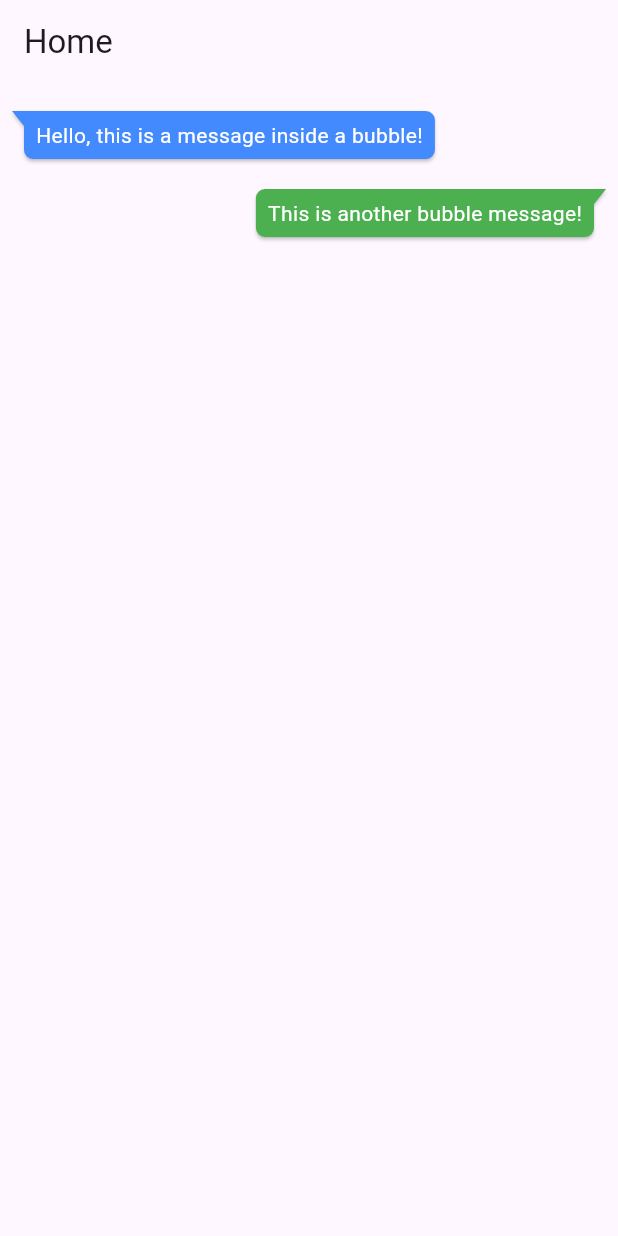
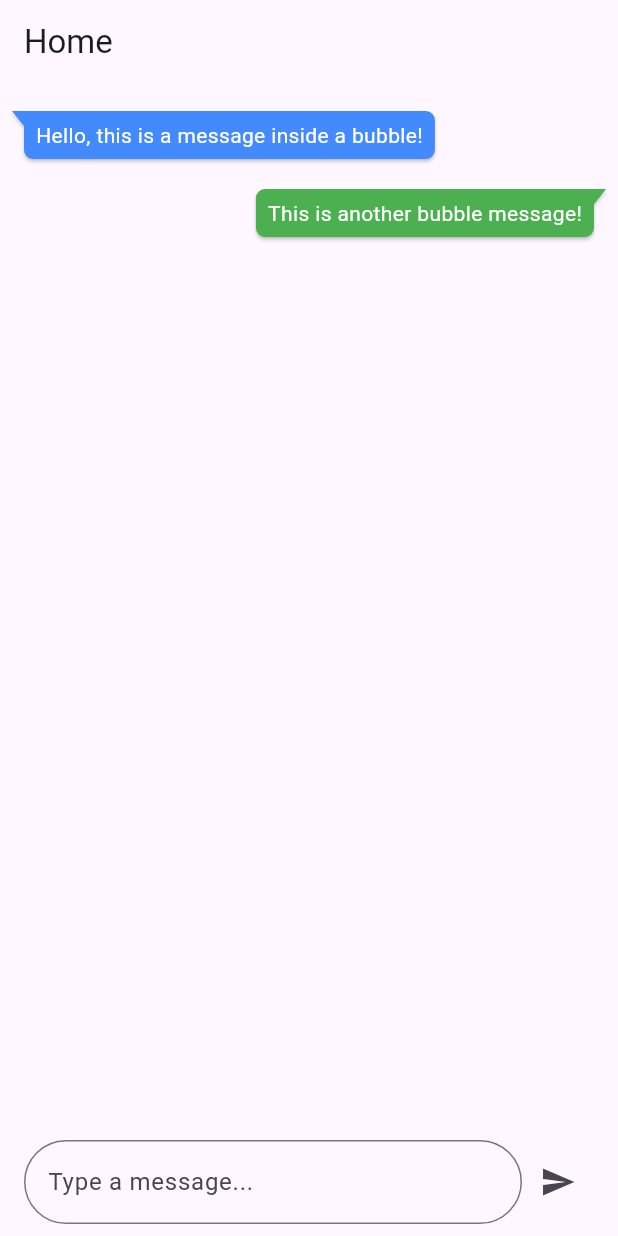
Before and after one commit to Vasanth0704/flutter_chat_box, a Flutter app: the screen it shows after launch, on a phone screen of 412 x 824 dp. Run offline on Flutter 3.47's test engine with Material 3 defaults, Android fonts, the phone set to English and light mode, and no system bars; drawn by our look-alikes of bubble.

Commit message:
added to the bottom message search

```diff
--- a/lib/screens/HomeScreen.dart
+++ b/lib/screens/HomeScreen.dart
@@ -11,10 +11,11 @@ class HomeScreen extends StatefulWidget {
 }
 
 class _HomeScreenState extends State<HomeScreen> {
+  TextEditingController _controller = TextEditingController();
+
   @override
   Widget build(BuildContext context) {
     return Scaffold(
-
       appBar: AppBar(
         title: Text(widget.title),
       ),
@@ -44,6 +45,39 @@ class _HomeScreenState extends State<HomeScreen> {
                 style: TextStyle(color: Colors.white),
               ),
             ),
+            Spacer(),  // This makes sure the input field stays at the bottom.
+            Padding(
+              padding: const EdgeInsets.symmetric(horizontal: 8.0),
+              child: Row(
+                children: [
+                  Expanded(
+                    child: TextField(
+                      controller: _controller,
+                      decoration: InputDecoration(
+                        hintText: 'Type a message...',
+                        border: OutlineInputBorder(
+                          borderRadius: BorderRadius.circular(30.0),
+                        ),
+                      ),
+                    ),
+                  ),
+                  IconButton(
+                    icon: Icon(Icons.send),
+                    onPressed: () {
+                      // Handle send button press
+                      if (_controller.text.isNotEmpty) {
+                        setState(() {
+                          // Add the new message to the bubbles
+                          // You can also add more advanced message handling here.
+                          print("Sent: ${_controller.text}");
+                          _controller.clear();  // Clear the text field after sending
+                        });
+                      }
+                    },
+                  ),
+                ],
+              ),
+            ),
           ],
         ),
       ),
```
